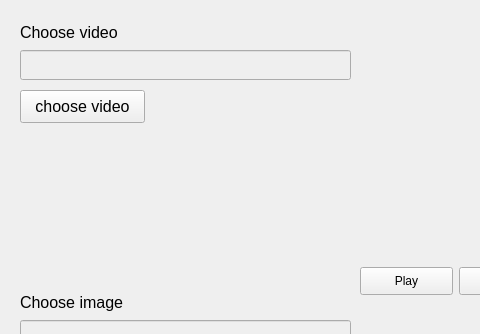
Before: the Qt Designer form frame1.ui in Egor-S-N/VideoSearching, drawn with Qt 5; both pictures show x 0 to 480 and y 0 to 334 of the 843 by 622 pixel window.
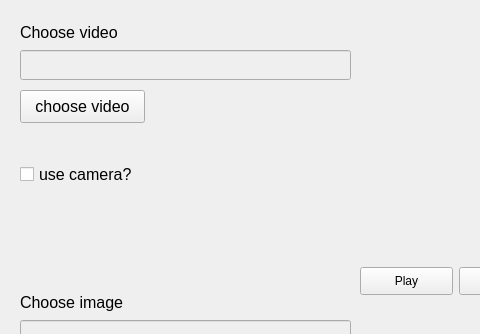
After: the same form once the commit is applied.

The edit to the form file:
```diff
--- a/frame1.ui
+++ b/frame1.ui
@@ -255,6 +255,24 @@
      <string>Replay</string>
     </property>
    </widget>
+   <widget class="QCheckBox" name="cb_input">
+    <property name="geometry">
+     <rect>
+      <x>20</x>
+      <y>160</y>
+      <width>139</width>
+      <height>28</height>
+     </rect>
+    </property>
+    <property name="font">
+     <font>
+      <pointsize>12</pointsize>
+     </font>
+    </property>
+    <property name="text">
+     <string>use camera?</string>
+    </property>
+   </widget>
   </widget>
  </widget>
  <resources/>
```
